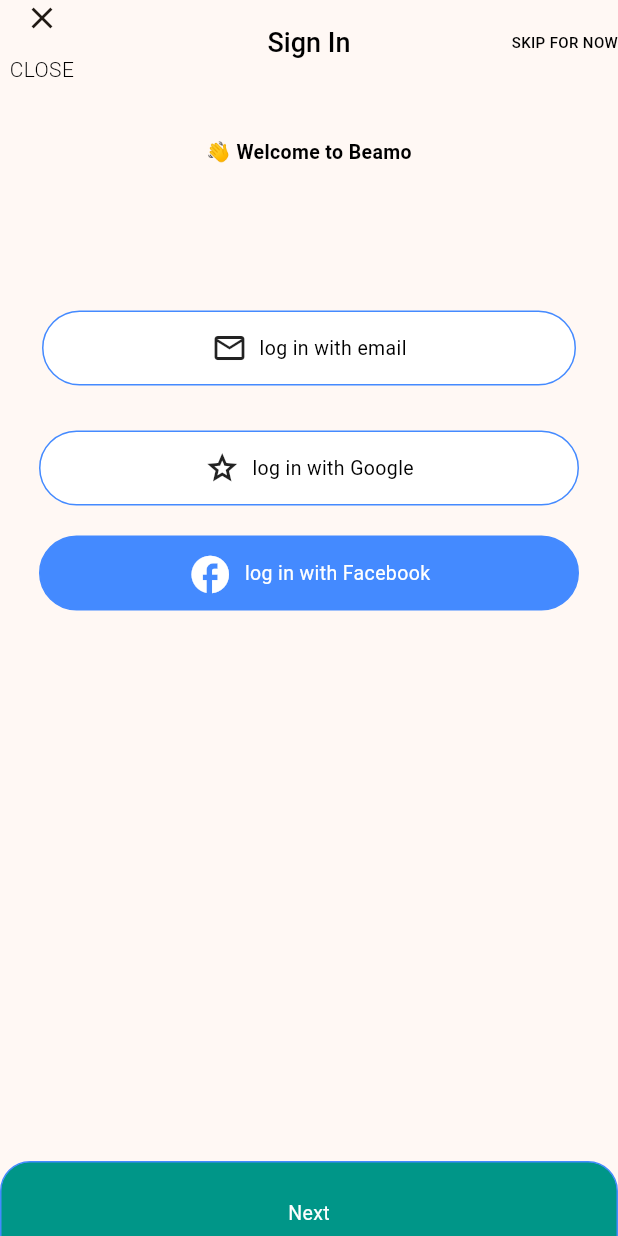
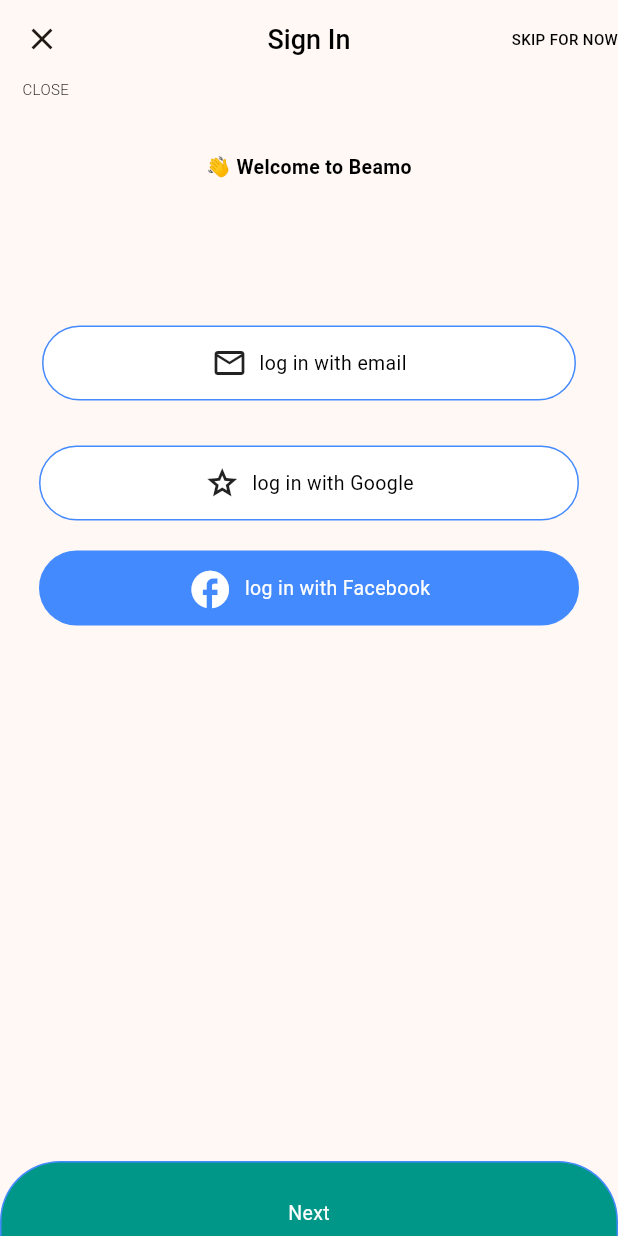
Before and after one commit to mik284/login_splashscreen, a Flutter app: the screen it shows after launch, on a phone screen of 412 x 824 dp. Run offline on Flutter 3.47's test engine with Material 3 defaults, Android fonts, the phone set to English and light mode, and no system bars; our stand-ins replace get; Roboto replaces fonts that are missing (Montserrat).

Commit message:
modified appbar to use bottom

```diff
--- a/lib/pages/loginpage.dart
+++ b/lib/pages/loginpage.dart
@@ -1,5 +1,6 @@
 import 'package:flutter/cupertino.dart';
 import 'package:flutter/material.dart';
+import 'package:get/get.dart';
 
 import '../widgets/buttonwidget.dart';
 import '../widgets/textwidget.dart';
@@ -12,18 +13,22 @@ class LoginPage extends StatelessWidget {
     return Scaffold(
       appBar: AppBar(
         centerTitle: true,
-        leading: const Column(
-          mainAxisAlignment: MainAxisAlignment.spaceBetween,
-          children: [
-            CloseButtonIcon(),
-            TextWidget(
-                text: 'CLOSE',
-                color: Colors.black,
-                align: TextAlign.center,
-                family: "Montserrat",
-                weight: FontWeight.w300,
-                size: 14),
-          ],
+        leading: const CloseButtonIcon(),
+        bottom: const PreferredSize(
+          preferredSize: Size(30, 10),
+          child: Align(
+            child: Padding(
+              padding: EdgeInsets.only(left: 15.0),
+              child: TextWidget(
+                  text: 'CLOSE',
+                  color: Colors.black,
+                  align: TextAlign.center,
+                  family: "Montserrat",
+                  weight: FontWeight.w300,
+                  size: 10),
+            ),
+            alignment: Alignment.centerLeft,
+          ),
         ),
         title: const TextWidget(
             text: 'Sign In',
@@ -128,7 +133,11 @@ class LoginPage extends StatelessWidget {
                           children: [
                             Padding(
                               padding: EdgeInsets.only(right: 8.0),
-                              child: Icon(Icons.facebook, color: Colors.white, size: 30 ,),
+                              child: Icon(
+                                Icons.facebook,
+                                color: Colors.white,
+                                size: 30,
+                              ),
                             ),
                             TextWidget(
                                 text: "log in with Facebook",
@@ -151,9 +160,10 @@ class LoginPage extends StatelessWidget {
         width: double.infinity,
         child: const ButtonWidget(
             color: Colors.teal,
-            width: double.infinity,
+            width: 360,
             height: 70,
-            radius: 20,
+            radius: 40,
+            currentview: "bottom",
             widget: Row(
               mainAxisAlignment: MainAxisAlignment.center,
               children: [
@@ -166,7 +176,7 @@ class LoginPage extends StatelessWidget {
                     align: TextAlign.center)
               ],
             )),
-      ) ,
+      ),
     );
   }
 }
--- a/lib/widgets/buttonwidget.dart
+++ b/lib/widgets/buttonwidget.dart
@@ -7,11 +7,14 @@ class ButtonWidget extends StatelessWidget {
   final double height, radius;
   final Widget widget;
 
+  final currentview;
+
   const ButtonWidget(
       {super.key,
         required this.color,
         required this.width,
         required this.height,
+        this.currentview,
         required this.radius,
         required this.widget});
   @override
@@ -20,7 +23,9 @@ class ButtonWidget extends StatelessWidget {
       width: width,
       height: height,
       decoration: BoxDecoration(
-          color: color, borderRadius: BorderRadius.circular(radius), border: Border.all(color: Colors.blueAccent)),
+          color: color, borderRadius: currentview.toString()=="bottom"?BorderRadius.only(
+        topLeft: Radius.circular(radius), topRight: Radius.circular(radius)
+      ):BorderRadius.circular(radius), border: Border.all(color: Colors.blueAccent)),
       child: Padding(
         padding: const EdgeInsets.all(10),
         child: Center(child: widget),
--- a/pubspec.yaml
+++ b/pubspec.yaml
@@ -35,6 +35,7 @@ dependencies:
   # The following adds the Cupertino Icons font to your application.
   # Use with the CupertinoIcons class for iOS style icons.
   cupertino_icons: ^1.0.2
+  get: ^4.6.6
 
 dev_dependencies:
   flutter_test:
```
Also changed, not shown: pubspec.lock.
